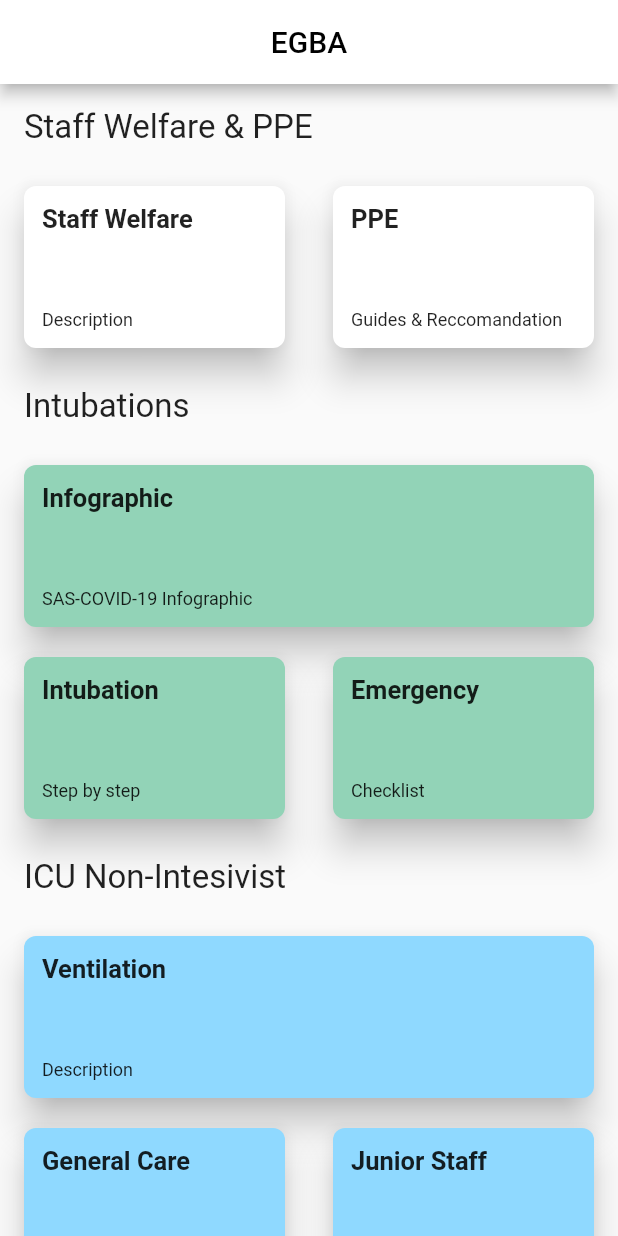
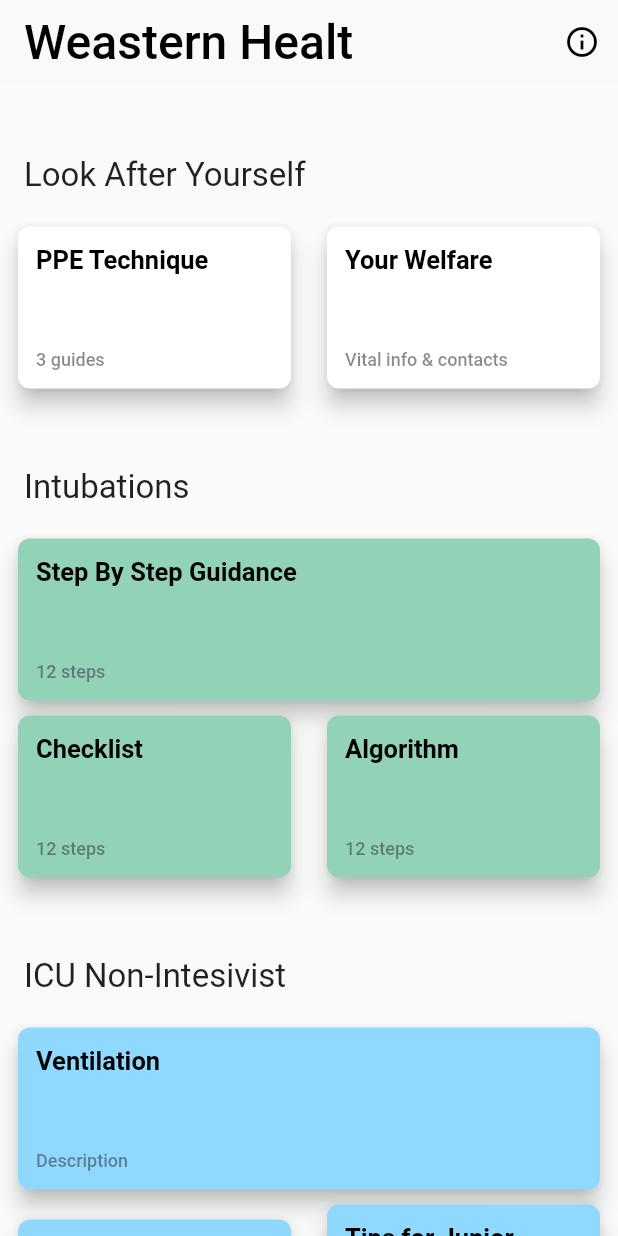
Before and after one commit to Western-Health-Covid19-Collaboration/wh_covid19_app, a Flutter app: the screen it shows after launch, on a phone screen of 412 x 824 dp. Run offline on Flutter 3.47's test engine with Material 2 defaults, Android fonts, the phone set to English and light mode, and no system bars; Roboto replaces fonts that are missing (SFProText).

Commit message:
Moved styling to style.dart, cleared  widget_test.dart

```diff
--- a/lib/hard_data.dart
+++ b/lib/hard_data.dart
@@ -6,34 +6,34 @@ import 'widget/reusable_card.dart';
 // Staff Welfare card list composition
 final List<ReusableCard> staffWelfare = [
   ReusableCard(
-    title: "Staff Welfare",
-    description: "Description",
+    title: "PPE Technique",
+    description: "3 guides",
+    color: Colors.white,
+    routeTo: "/ppe",
+  ),
+  ReusableCard(
+    title: "Your Welfare",
+    description: "Vital info & contacts",
     color: Colors.white,
     routeTo: "/staff_welfare",
-  ),
-  ReusableCard(
-    title: "PPE",
-    description: "Guides & Reccomandation",
-    color: Colors.white,
-    routeTo: "/ppe",
   )
 ];
 
 // Intubation card list composition
 final List<ReusableCard> intubation = [
   ReusableCard(
-    title: "Infographic",
-    description: "SAS-COVID-19 Infographic",
+    title: "Step By Step Guidance",
+    description: "12 steps",
     color: Color.fromRGBO(146, 211, 183, 1),
   ),
   ReusableCard(
-    title: "Intubation",
-    description: "Step by step",
+    title: "Checklist",
+    description: "12 steps",
     color: Color.fromRGBO(146, 211, 183, 1),
   ),
   ReusableCard(
-    title: "Emergency",
-    description: "Checklist",
+    title: "Algorithm",
+    description: "12 steps",
     color: Color.fromRGBO(146, 211, 183, 1),
   )
 ];
@@ -47,12 +47,12 @@ final List<ReusableCard> icu = [
   ),
   ReusableCard(
     title: "General Care",
-    description: "Description",
+    description: "",
     color: Color.fromRGBO(143, 217, 255, 1),
   ),
   ReusableCard(
-    title: "Junior Staff",
-    description: "Education Resources",
+    title: "Tips for Junior Staffers",
+    description: "",
     color: Color.fromRGBO(143, 217, 255, 1),
   ),
 ];
--- /dev/null
+++ b/lib/style.dart
@@ -0,0 +1,28 @@
+import 'package:flutter/material.dart';
+
+// App bar style
+const Color appBarColor = Color(0xf0f9f9f9);
+const TextStyle appBarTextStyle = TextStyle(color: Colors.black, fontSize: 32);
+const IconThemeData appBarIconTheme = IconThemeData(color: Colors.black);
+
+// Scaffold bg style
+
+// Card Container style
+const TextStyle cardContainerTextStyle = TextStyle(fontSize: 22);
+
+// Card styles
+const TextStyle cardTitleTextStyle = TextStyle(
+  color: Color(0xff000000),
+  fontWeight: FontWeight.w600,
+  fontStyle: FontStyle.normal,
+  fontSize: 17.0,
+  fontFamily: "SFProText"
+);
+
+const TextStyle cardDescriptionTextStyle = TextStyle(
+  color: Color(0x993c3c43),
+  fontWeight: FontWeight.w500,
+  fontStyle: FontStyle.normal,
+  fontSize: 12.0,
+  fontFamily: "SFProText"
+);
--- a/lib/view/home_page.dart
+++ b/lib/view/home_page.dart
@@ -1,5 +1,6 @@
 import 'package:flutter/material.dart';
 import 'package:wh_covid19/hard_data.dart';
+import 'package:wh_covid19/style.dart';
 import 'package:wh_covid19/widget/card_container.dart';
 
 class HomePage extends StatelessWidget {
@@ -7,14 +8,19 @@ class HomePage extends StatelessWidget {
   Widget build(BuildContext context) {
     return Scaffold(
       appBar: AppBar(
-        backgroundColor: Colors.white,
-        iconTheme: IconThemeData(color: Colors.black),
-        title: Center(
-            child: Text(
-          'EGBA',
-          style: TextStyle(color: Colors.black),
-        )),
-        //backgroundColor: Color.fromRGBO(249, 249, 249, 0.94),
+        backgroundColor: appBarColor,
+        iconTheme: appBarIconTheme,
+        elevation: 0.0,
+        title: Text(
+          'Weastern Healt',
+          style: appBarTextStyle,
+        ),
+        actions: <Widget>[
+          IconButton(
+            icon: Icon(Icons.info_outline),
+            onPressed: () {},
+          )
+        ],
       ),
       body: SingleChildScrollView(
         child: Container(
@@ -22,7 +28,7 @@ class HomePage extends StatelessWidget {
             mainAxisSize: MainAxisSize.min,
             children: <Widget>[
               CardContainer(
-                title: 'Staff Welfare & PPE',
+                title: 'Look After Yourself',
                 cards: staffWelfare,
               ),
               CardContainer(
--- a/lib/view/ppe/ppe_view.dart
+++ b/lib/view/ppe/ppe_view.dart
@@ -1,4 +1,5 @@
 import 'package:flutter/material.dart';
+import 'package:wh_covid19/style.dart';
 import 'package:wh_covid19/widget/reusable_card.dart';
 
 class PPEView extends StatelessWidget {
@@ -23,11 +24,11 @@ class PPEView extends StatelessWidget {
     return Scaffold(
       backgroundColor: color,
       appBar: AppBar(
-        backgroundColor: Colors.white,
-        iconTheme: IconThemeData(color: Colors.black),
+        backgroundColor: appBarColor,
+        iconTheme: appBarIconTheme,
         title: Text(
           title,
-          style: TextStyle(color: Colors.black),
+          style: appBarTextStyle,
         ),
       ),
       body: Container(
--- a/lib/view/sbs_guide_view.dart
+++ b/lib/view/sbs_guide_view.dart
@@ -1,4 +1,5 @@
 import 'package:flutter/material.dart';
+import 'package:wh_covid19/style.dart';
 import 'package:wh_covid19/widget/reusable_stepper.dart';
 
 class SBSGuideView extends StatelessWidget {
@@ -8,13 +9,13 @@ class SBSGuideView extends StatelessWidget {
   @override
   Widget build(BuildContext context) {
     return Scaffold(
-      backgroundColor: color,
+      backgroundColor: appBarColor,
       appBar: AppBar(
         backgroundColor: Colors.white,
-        iconTheme: IconThemeData(color: Colors.black),
+        iconTheme: appBarIconTheme,
         title: Text(
           title,
-          style: TextStyle(color: Colors.black),
+          style: appBarTextStyle,
         ),
       ),
       body: Container(
--- a/lib/view/staff_welfare/staff_welfare_view.dart
+++ b/lib/view/staff_welfare/staff_welfare_view.dart
@@ -1,4 +1,5 @@
 import 'package:flutter/material.dart';
+import 'package:wh_covid19/style.dart';
 import 'package:wh_covid19/widget/reusable_card.dart';
 
 class StaffWelfareView extends StatelessWidget {
@@ -23,11 +24,11 @@ class StaffWelfareView extends StatelessWidget {
     return Scaffold(
       backgroundColor: color,
       appBar: AppBar(
-        backgroundColor: Colors.white,
-        iconTheme: IconThemeData(color: Colors.black),
+        backgroundColor: appBarColor,
+        iconTheme: appBarIconTheme,
         title: Text(
           title,
-          style: TextStyle(color: Colors.black),
+          style: appBarTextStyle,
         ),
       ),
       body: Container(
--- a/lib/widget/card_container.dart
+++ b/lib/widget/card_container.dart
@@ -1,4 +1,5 @@
 import 'package:flutter/material.dart';
+import 'package:wh_covid19/style.dart';
 import 'package:wh_covid19/widget/reusable_card.dart';
 
 class CardContainer extends StatelessWidget {
@@ -17,14 +18,16 @@ class CardContainer extends StatelessWidget {
         crossAxisAlignment: CrossAxisAlignment.start,
         mainAxisSize: MainAxisSize.min,
         children: <Widget>[
+          SizedBox(height: 32),
           Padding(
             padding: const EdgeInsets.all(16.0),
             child: Text(
               title,
-              style: TextStyle(fontSize: 22),
+              style: cardContainerTextStyle,
             ),
           ),
           cardsLayout(),
+
         ],
       ),
     );
@@ -33,7 +36,6 @@ class CardContainer extends StatelessWidget {
   // Generate the layout of the cards based on the qty of cards
   // Allowed: 2 cards, 3 cards, 4 cards
   Widget cardsLayout() {
-
     // Transform the card to an expanded
     var expandedCards = cards
         .map((c) => Expanded(
--- a/lib/widget/reusable_card.dart
+++ b/lib/widget/reusable_card.dart
@@ -1,4 +1,5 @@
 import 'package:flutter/material.dart';
+import 'package:wh_covid19/style.dart';
 
 class ReusableCard extends StatelessWidget {
   /// Title of the card
@@ -21,9 +22,9 @@ class ReusableCard extends StatelessWidget {
   Widget build(BuildContext context) {
     return GestureDetector(
       child: Card(
-        margin: EdgeInsets.fromLTRB(16, 10, 16, 10),
+        margin: EdgeInsets.fromLTRB(12, 5, 12, 5),
         color: color,
-        elevation: 10,
+        elevation: 6,
         shape: RoundedRectangleBorder(
             borderRadius: BorderRadius.all(Radius.circular(8))),
         child: Padding(
@@ -35,14 +36,14 @@ class ReusableCard extends StatelessWidget {
             children: <Widget>[
               Text(
                 title,
-                style: TextStyle(fontSize: 17, fontWeight: FontWeight.bold),
+                style: cardTitleTextStyle,
               ),
               SizedBox(
                 height: 50,
               ),
               Text(
                 description,
-                style: TextStyle(fontSize: 12),
+                style: cardDescriptionTextStyle,
               )
             ],
           ),
```
Also changed, not shown: 1 other file.
